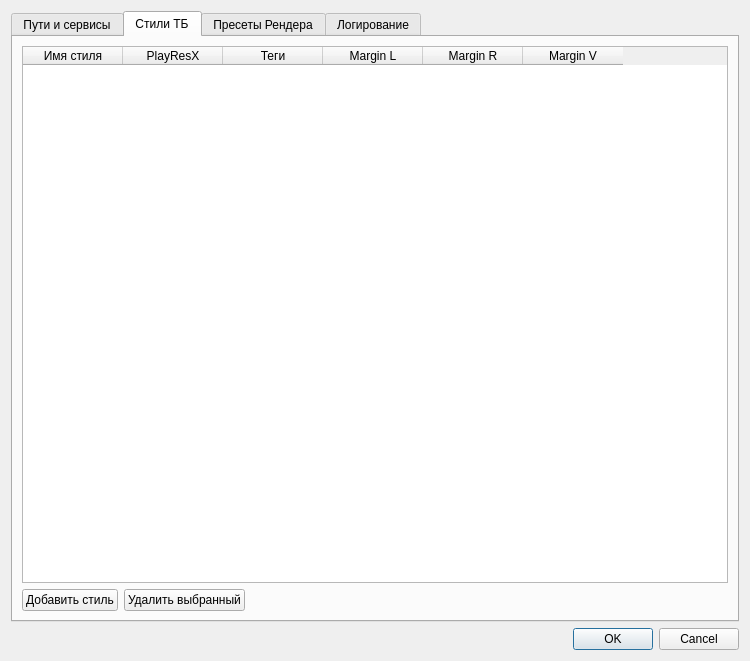
Above: ui/settingsdialog.ui from IceHoles/DubbingTool before the change. Below: the same form after it.
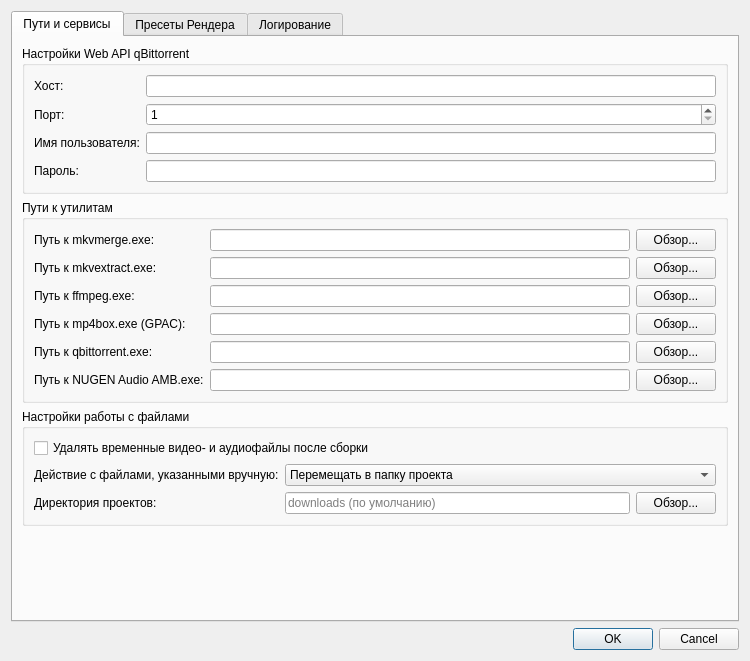
That is the form after the change. The open tabs and pages were chosen to show the change.

The edit to the form file:
```diff
--- a/ui/settingsdialog.ui
+++ b/ui/settingsdialog.ui
@@ -288,78 +288,6 @@
        </item>
       </layout>
      </widget>
-     <widget class="QWidget" name="tabTbStyles">
-      <attribute name="title">
-       <string>Стили ТБ</string>
-      </attribute>
-      <layout class="QVBoxLayout" name="verticalLayout_3">
-       <item>
-        <widget class="QTableWidget" name="tbStylesTable">
-         <column>
-          <property name="text">
-           <string>Имя стиля</string>
-          </property>
-         </column>
-         <column>
-          <property name="text">
-           <string>PlayResX</string>
-          </property>
-         </column>
-         <column>
-          <property name="text">
-           <string>Теги</string>
-          </property>
-         </column>
-         <column>
-          <property name="text">
-           <string>Margin L</string>
-          </property>
-         </column>
-         <column>
-          <property name="text">
-           <string>Margin R</string>
-          </property>
-         </column>
-         <column>
-          <property name="text">
-           <string>Margin V</string>
-          </property>
-         </column>
-        </widget>
-       </item>
-       <item>
-        <layout class="QHBoxLayout" name="horizontalLayout">
-         <item>
-          <widget class="QPushButton" name="addTbStyleButton">
-           <property name="text">
-            <string>Добавить стиль</string>
-           </property>
-          </widget>
-         </item>
-         <item>
-          <widget class="QPushButton" name="removeTbStyleButton">
-           <property name="text">
-            <string>Удалить выбранный</string>
-           </property>
-          </widget>
-         </item>
-         <item>
-          <spacer name="horizontalSpacer">
-           <property name="orientation">
-            <enum>Qt::Orientation::Horizontal</enum>
-           </property>
-           <property name="sizeHint" stdset="0">
-            <size>
-             <width>40</width>
-             <height>20</height>
-            </size>
-           </property>
-          </spacer>
-         </item>
-        </layout>
-       </item>
-      </layout>
-     </widget>
      <widget class="QWidget" name="tabRenderPresets">
       <attribute name="title">
        <string>Пресеты Рендера</string>
```
